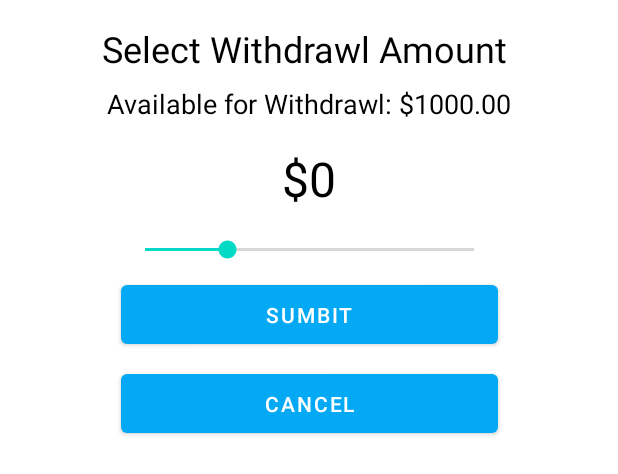
After one commit to CharlotteHack/Latte, an Android app: the layout dialog_fragment_withdrawal.xml on its own in the app's theme, with its tools: preview values and no code run, on a phone screen of 412 x 824 dp. The commit adds this screen. Shown: the top 474 px of the screen. Run offline under Robolectric (Android 15) with nearby library versions, the phone set to English and light mode, and no system bars.

Commit message:
added withdrawl fragment

```diff
--- /dev/null
+++ b/app/src/main/java/com/salad/latte/Dialogs/WithdrawDialogFragment.kt
@@ -0,0 +1,31 @@
+package com.salad.latte.Dialogs
+
+import android.app.AlertDialog
+import android.app.Dialog
+import android.os.Bundle
+import android.view.LayoutInflater
+import android.widget.Button
+import android.widget.SeekBar
+import android.widget.TextView
+import androidx.fragment.app.DialogFragment
+import com.salad.latte.R
+
+class WithdrawDialogFragment() :DialogFragment() {
+
+    lateinit var tv_amountForWithdrawl :TextView
+    lateinit var tv_amount :TextView
+    lateinit var seek :SeekBar
+    lateinit var btn_submit :Button
+    lateinit var btn_cancel :Button
+    override fun onCreateDialog(savedInstanceState: Bundle?): Dialog {
+        val view = LayoutInflater.from(activity).inflate(R.layout.dialog_fragment_withdrawal,null)
+        tv_amountForWithdrawl.findViewById<TextView>(R.id.tv_dialog_withdrawl_avail)
+        tv_amount.findViewById<TextView>(R.id.dialog_tv_amount)
+        seek.findViewById<SeekBar>(R.id.dialog_seek)
+        btn_submit.findViewById<Button>(R.id.dialog_btn_submit)
+        btn_cancel.findViewById<Button>(R.id.dialog_button_cancel)
+
+        return AlertDialog.Builder(activity).setView(view).setTitle("Test").create()
+    }
+
+}
--- a/app/src/main/java/com/salad/latte/SettingsFragment.kt
+++ b/app/src/main/java/com/salad/latte/SettingsFragment.kt
@@ -9,6 +9,7 @@ import android.widget.Switch
 import android.widget.TextView
 import androidx.fragment.app.Fragment
 import com.google.android.material.floatingactionbutton.FloatingActionButton
+import com.salad.latte.Dialogs.WithdrawDialogFragment
 import com.salad.latte.Objects.Settings
 
 class SettingsFragment :Fragment() {
@@ -49,6 +50,8 @@ class SettingsFragment :Fragment() {
         })
         btn_withdraw = view.findViewById(R.id.btn_withdraw)
         btn_withdraw.setOnClickListener(View.OnClickListener {
+            var withdrawDialog = WithdrawDialogFragment()
+            withdrawDialog.show(fragmentManager!!,"DIALOG_WITHDRAW")
 
         })
         btn_disclosure = view.findViewById(R.id.btn_disclosure)
--- /dev/null
+++ b/app/src/main/res/layout/dialog_fragment_withdrawal.xml
@@ -0,0 +1,75 @@
+<?xml version="1.0" encoding="utf-8"?>
+<androidx.constraintlayout.widget.ConstraintLayout xmlns:android="http://schemas.android.com/apk/res/android"
+    xmlns:app="http://schemas.android.com/apk/res-auto"
+    xmlns:tools="http://schemas.android.com/tools"
+    android:layout_width="match_parent"
+    android:layout_height="wrap_content">
+
+    <Button
+        android:id="@+id/dialog_btn_submit"
+        android:layout_width="251dp"
+        android:layout_height="51dp"
+        android:layout_marginTop="8dp"
+        android:text="Sumbit"
+        app:layout_constraintEnd_toEndOf="parent"
+        app:layout_constraintStart_toStartOf="parent"
+        app:layout_constraintTop_toBottomOf="@+id/dialog_seek" />
+
+    <TextView
+        android:id="@+id/textView2"
+        android:layout_width="wrap_content"
+        android:layout_height="wrap_content"
+        android:layout_marginStart="68dp"
+        android:text="Select Withdrawl Amount"
+        android:textColor="#000000"
+        android:textSize="24dp"
+        android:layout_marginTop="16dp"
+        app:layout_constraintStart_toStartOf="parent"
+        app:layout_constraintTop_toTopOf="parent" />
+
+    <TextView
+        android:id="@+id/dialog_tv_amount"
+        android:layout_width="wrap_content"
+        android:layout_height="wrap_content"
+        android:layout_marginTop="16dp"
+        android:text="$0"
+        android:textColor="#000000"
+        android:textSize="32dp"
+        app:layout_constraintEnd_toEndOf="parent"
+        app:layout_constraintStart_toStartOf="parent"
+        app:layout_constraintTop_toBottomOf="@+id/tv_dialog_withdrawl_avail" />
+
+    <TextView
+        android:id="@+id/tv_dialog_withdrawl_avail"
+        android:layout_width="wrap_content"
+        android:layout_height="wrap_content"
+        android:layout_marginTop="8dp"
+        android:text="Available for Withdrawl: $1000.00"
+        android:textColor="#000000"
+        android:textSize="18dp"
+        app:layout_constraintEnd_toEndOf="parent"
+        app:layout_constraintStart_toStartOf="parent"
+        app:layout_constraintTop_toBottomOf="@+id/textView2" />
+
+    <Button
+        android:id="@+id/dialog_button_cancel"
+        android:layout_width="251dp"
+        android:layout_height="51dp"
+        android:layout_marginTop="8dp"
+        android:text="Cancel"
+        app:layout_constraintEnd_toEndOf="parent"
+        app:layout_constraintStart_toStartOf="parent"
+        app:layout_constraintTop_toBottomOf="@+id/dialog_btn_submit" />
+
+    <SeekBar
+        android:id="@+id/dialog_seek"
+        android:layout_width="251dp"
+        android:layout_height="19dp"
+        android:layout_marginTop="16dp"
+        android:max="1000"
+        android:progress="250"
+        app:layout_constraintEnd_toEndOf="parent"
+        app:layout_constraintStart_toStartOf="parent"
+        app:layout_constraintTop_toBottomOf="@+id/dialog_tv_amount" />
+
+</androidx.constraintlayout.widget.ConstraintLayout>
```
